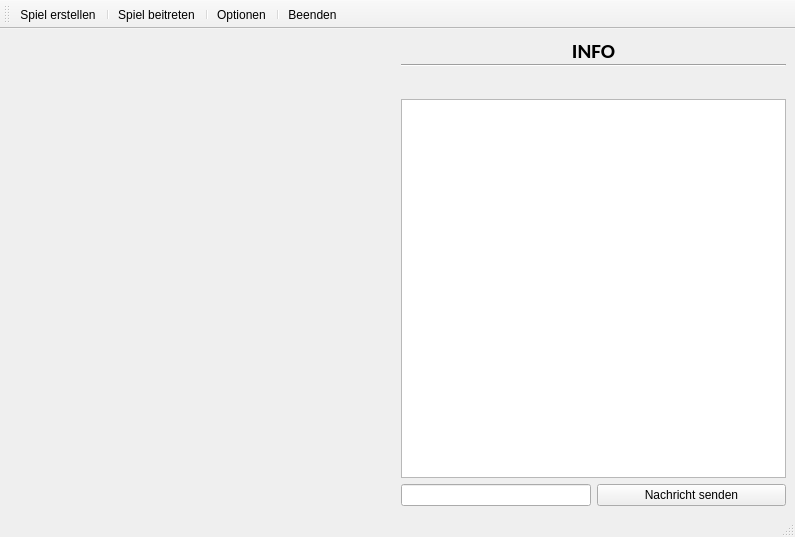
Before: the Qt Designer form mainwindow.ui in MarcW2345/madn, drawn with Qt 5.
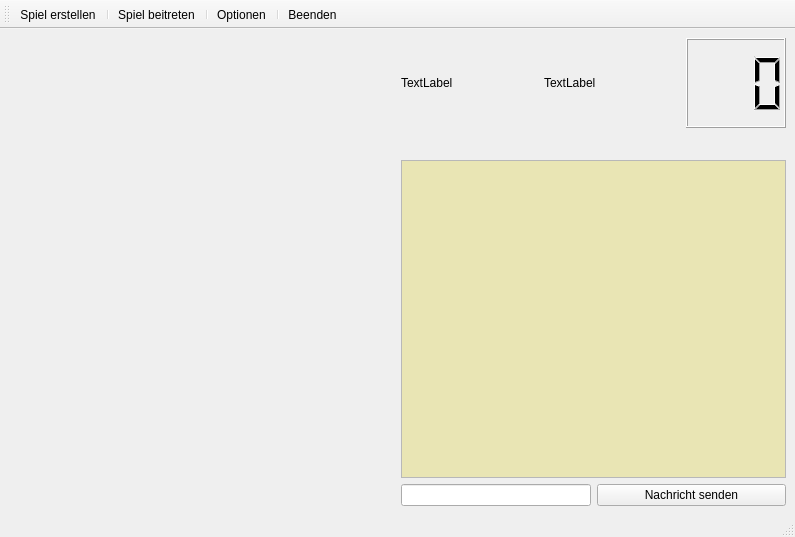
After: the same form once the commit is applied. Icons and pictures are not drawn. Custom widgets are drawn as their Qt base class.

What changed in the file:
```diff
--- a/mainwindow.ui
+++ b/mainwindow.ui
@@ -1395,42 +1395,47 @@
     </item>
     <item>
      <layout class="QVBoxLayout" name="verticalLayout_3">
+      <property name="sizeConstraint">
+       <enum>QLayout::SetMinAndMaxSize</enum>
+      </property>
       <item>
-       <layout class="QVBoxLayout" name="verticalLayout_4">
-        <property name="spacing">
-         <number>0</number>
-        </property>
+       <layout class="QHBoxLayout" name="horizontalLayout_4">
+        <item>
+         <widget class="QLabel" name="label_2">
+          <property name="maximumSize">
+           <size>
+            <width>16777215</width>
+            <height>90</height>
+           </size>
+          </property>
+          <property name="text">
+           <string>TextLabel</string>
+          </property>
+         </widget>
+        </item>
         <item>
          <widget class="QLabel" name="label">
-          <property name="sizePolicy">
-           <sizepolicy hsizetype="Minimum" vsizetype="Maximum">
-            <horstretch>0</horstretch>
-            <verstretch>0</verstretch>
-           </sizepolicy>
-          </property>
-          <property name="font">
-           <font>
-            <family>Calibri</family>
-            <pointsize>16</pointsize>
-            <weight>75</weight>
-            <bold>true</bold>
-           </font>
-          </property>
-          <property name="layoutDirection">
-           <enum>Qt::LeftToRight</enum>
+          <property name="maximumSize">
+           <size>
+            <width>16777215</width>
+            <height>90</height>
+           </size>
           </property>
           <property name="text">
-           <string>INFO</string>
-          </property>
-          <property name="alignment">
-           <set>Qt::AlignCenter</set>
+           <string>TextLabel</string>
           </property>
          </widget>
         </item>
         <item>
-         <widget class="Line" name="line">
-          <property name="orientation">
-           <enum>Qt::Horizontal</enum>
+         <widget class="QLCDNumber" name="timer">
+          <property name="maximumSize">
+           <size>
+            <width>100</width>
+            <height>90</height>
+           </size>
+          </property>
+          <property name="digitCount">
+           <number>3</number>
           </property>
          </widget>
         </item>
@@ -1506,7 +1511,7 @@
          <string>&lt;!DOCTYPE HTML PUBLIC &quot;-//W3C//DTD HTML 4.0//EN&quot; &quot;http://www.w3.org/TR/REC-html40/strict.dtd&quot;&gt;
 &lt;html&gt;&lt;head&gt;&lt;meta name=&quot;qrichtext&quot; content=&quot;1&quot; /&gt;&lt;style type=&quot;text/css&quot;&gt;
 p, li { white-space: pre-wrap; }
-&lt;/style&gt;&lt;/head&gt;&lt;body style=&quot; font-family:'MS Shell Dlg 2'; font-size:8.25pt; font-weight:400; font-style:normal;&quot;&gt;
+&lt;/style&gt;&lt;/head&gt;&lt;body style=&quot; font-family:'MS Shell Dlg 2'; font-size:8.25pt; font-weight:400; font-style:normal;&quot; bgcolor=&quot;#e9e5b4&quot;&gt;
 &lt;p style=&quot;-qt-paragraph-type:empty; margin-top:0px; margin-bottom:0px; margin-left:0px; margin-right:0px; -qt-block-indent:0; text-indent:0px; font-size:8pt;&quot;&gt;&lt;br /&gt;&lt;/p&gt;&lt;/body&gt;&lt;/html&gt;</string>
         </property>
        </widget>
@@ -1639,6 +1644,11 @@
    <extends>QLabel</extends>
    <header location="global">zielfeld.h</header>
   </customwidget>
+  <customwidget>
+   <class>Startfeld</class>
+   <extends>QLabel</extends>
+   <header location="global">startfeld.h</header>
+  </customwidget>
  </customwidgets>
  <resources>
   <include location="ressourcen/icons.qrc"/>
```
Left out of the diff: 44 changed lines with no effect on the pictures.
